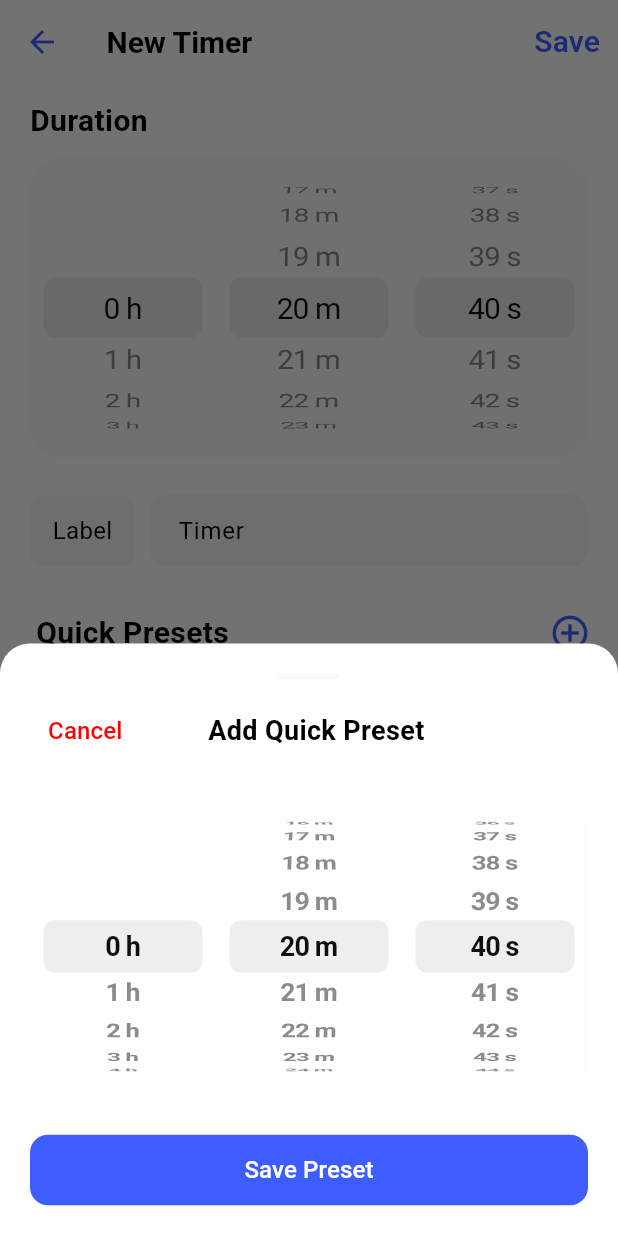
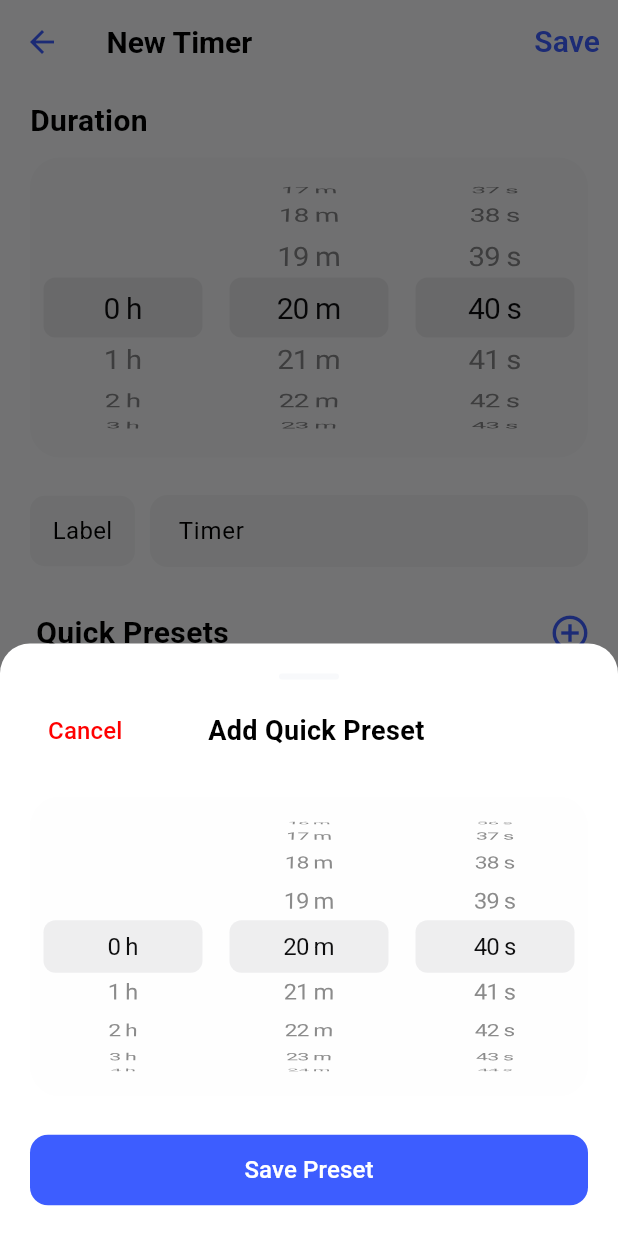
Before and after one commit to Ly-Chheng/notehub, a Flutter app: the CreateTimerScreen screen opened by its route, after a tap on the "add circle outline" icon, on a phone screen of 412 x 824 dp. Run offline on Flutter 3.47's test engine with Material 3 defaults, Android fonts, the phone set to English and light mode, and no system bars; our stand-ins replace firebase_core, firebase_messaging, flutter_colorpicker, flutter_dotenv, flutter_local_notifications, flutter_slidable and 8 more; missing offline and left inert: flutter_quill; accounts and stored records are empty; Roboto replaces fonts that are missing (EN-ENGINEER, KH-SemiBold).

Commit message:
last updated

```diff
--- a/lib/controllers/notes/note_controller.dart
+++ b/lib/controllers/notes/note_controller.dart
@@ -85,7 +85,8 @@ class NoteController extends GetxController {
     try {
       final String shareTitle = title.trim().isEmpty ? "Untitled Note" : title.trim();
       final String shareContent = content.trim();
-      final String fullMessage = "${shareTitle.toUpperCase()}\n$shareContent";
+      // final String fullMessage = "${shareTitle.toUpperCase()}\n$shareContent";
+      final String fullMessage = "$shareTitle\n$shareContent";
 
       if (mode == ShareMode.photo) {
         if (selectedImages.isNotEmpty) {
--- a/lib/views/create/create_note_screen.dart
+++ b/lib/views/create/create_note_screen.dart
@@ -313,6 +313,8 @@ class _CreateNoteScreenState extends State<CreateNoteScreen> {
     _autoSaveTimer?.cancel();
     final rawText = _quillController.document.toPlainText();
     final hasImages = selectedImages.isNotEmpty;
+    final bool hasText = titleController.text.trim().isNotEmpty || rawText.trim().isNotEmpty;
+
     Get.bottomSheet(
       isScrollControlled: true,
       backgroundColor: Theme.of(context).cardColor,
@@ -330,6 +332,7 @@ class _CreateNoteScreenState extends State<CreateNoteScreen> {
               const SheetHeader(title: ""),
               Wrap(
                 children: [
+                  if (hasText)
                     ListTile(
                       leading: Icon(Icons.text_snippet, color: AppColor().primaryColor),
                       title: Text(
@@ -473,7 +476,7 @@ class _CreateNoteScreenState extends State<CreateNoteScreen> {
                 TextField(
                   controller: titleController,
                   maxLines: null,
-                  cursorColor: AppColor().primaryColor,
+                  // cursorColor: AppColor().primaryColor,
                   decoration: InputDecoration(
                     hintText: 'Title',
                     enabledBorder: InputBorder.none,
@@ -493,6 +496,7 @@ class _CreateNoteScreenState extends State<CreateNoteScreen> {
                 if (showTable)
                   EditableTableComponent(
                     tableData: tableData,
+                    noteBgColor: noteBgColor,
                     onCellChanged: (rowIndex, colIndex, value) {
                       tableData[rowIndex][colIndex] = value;
 
--- a/lib/views/focus_track/components/create_timer_component.dart
+++ b/lib/views/focus_track/components/create_timer_component.dart
@@ -346,7 +346,7 @@ class _CreateTimerScreenState extends State<CreateTimerScreen> {
           borderRadius: BorderRadius.circular(10),
           border: Border.all(color: Colors.blueGrey.withValues(alpha: 0.1)),
         ),
-        child: Center(child: Text(text, style: const TextStyle(color: Colors.blueGrey, fontWeight: FontWeight.w500))),
+        child: Center(child: Text(text, style: const TextStyle(color: Colors.blueGrey,))),
       ),
     );
   }
@@ -357,6 +357,7 @@ class _CreateTimerScreenState extends State<CreateTimerScreen> {
     int tempS = selectedSeconds;
 
     Get.bottomSheet(
+      isScrollControlled: true,
       StatefulBuilder(builder: (context, setSheetState) {
         return SafeArea(
           child: Container(
@@ -412,7 +413,7 @@ class _CreateTimerScreenState extends State<CreateTimerScreen> {
         children: List.generate(
           max,
           (index) => Center(
-            child: Text("$index $label", style: text18(context)),
+            child: Text("$index $label", style: text16(context)),
           ),
         ),
       ),
--- a/lib/views/lock/create_password_screen.dart
+++ b/lib/views/lock/create_password_screen.dart
@@ -2,6 +2,7 @@ import 'package:flutter/material.dart';
 import 'package:get/get.dart';
 import 'package:project_structure/controllers/lock/lock_controller.dart';
 import 'package:project_structure/core/utils/app_color.dart';
+import 'package:project_structure/core/utils/app_fonts.dart';
 import 'package:project_structure/widgets/custom_appbar.dart';
 import 'package:project_structure/widgets/custom_header.dart';
 import 'package:project_structure/widgets/custom_text_field.dart';
@@ -44,7 +45,7 @@ class _CreatePasswordScreenState extends State<CreatePasswordScreen> {
               answer: _answerController.text,
               hint: _hintController.text,
             ),
-            child: Text("Create", style: TextStyle(fontSize: context.isPhone ? 18 : 20, color: AppColor().primaryColor, fontFamily: 'EN-REGULAR')),
+            child: Text("Create", style: text18(context).copyWith(color: AppColor().primaryColor),),
           )
         ],
       ),
--- a/lib/views/more/more.dart
+++ b/lib/views/more/more.dart
@@ -63,7 +63,7 @@ class _MoreScreenState extends State<MoreScreen> {
                 ]),
               ),
               Text(
-                "Copyright © 2026 Student Note App.\nVersion 1.0.0 (3)",
+                "Copyright © 2026 Student Note App.\nVersion 1.0.0 (4)",
                 textAlign: TextAlign.center,
                 style: TextStyle(color: AppColor().gray, fontSize: context.isPhone ? 12 : 14, height: 1.5),
               ),
```
Also changed, not shown: lib/views/create/components/table_component.dart (+15 -2 lines), 58 other files. Lines whose indentation alone changed are shown as unchanged.
